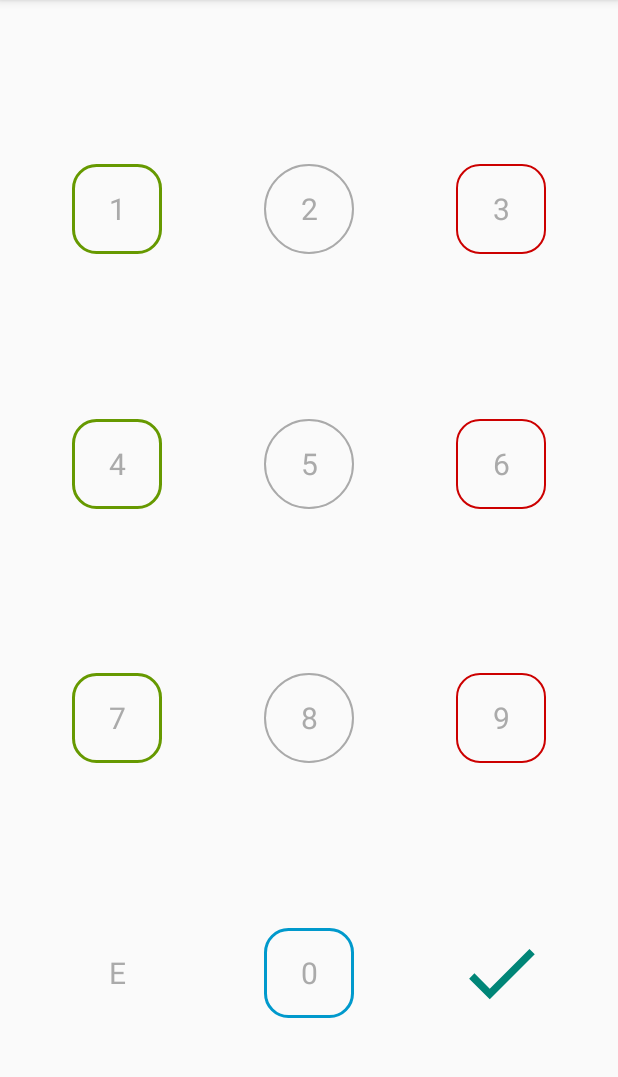
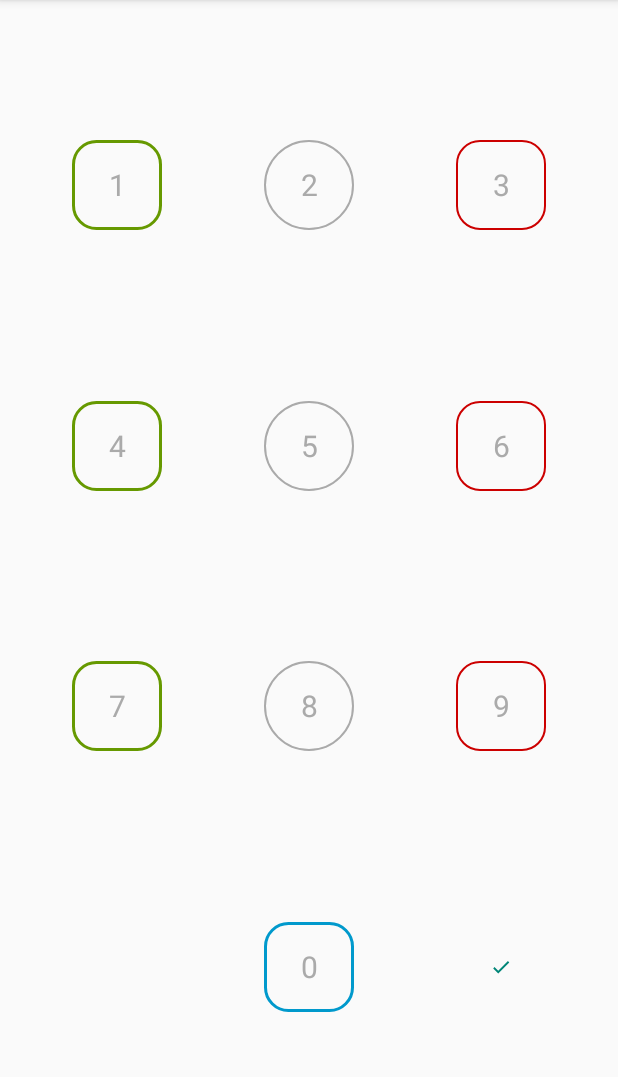
Before and after one commit to maxpilotto/keypad-view, an Android app: the screen it shows after launch (MainActivity), on a phone screen of 412 x 824 dp, the part 84-1161 px from its top. Run offline under Robolectric (Android 15) with nearby library versions, the phone set to English and light mode, and no system bars.

Commit message:
Fix icons not being centered when the size changed

```diff
--- a/app/src/main/java/com/maxpilotto/keypadviewdemo/MainActivity.java
+++ b/app/src/main/java/com/maxpilotto/keypadviewdemo/MainActivity.java
@@ -3,6 +3,7 @@ package com.maxpilotto.keypadviewdemo;
 import android.os.Bundle;
 import android.support.v7.app.AppCompatActivity;
 import android.util.Log;
+import android.util.TypedValue;
 
 import com.maxpilotto.keypadview.Key;
 import com.maxpilotto.keypadview.KeyPad;
@@ -42,6 +43,13 @@ public class MainActivity extends AppCompatActivity {
         keypad.getKey(0).setKeyBackground(R.drawable.bg_blue);
 
         keypad.getRightKey().setKeyBackground(0);
+        keypad.getRightKey().setIconSize(
+                (int) TypedValue.applyDimension(
+                        TypedValue.COMPLEX_UNIT_DIP,
+                        15,
+                        getResources().getDisplayMetrics()
+                )
+        );
 
         keypad.setKeysMargins(30);
     }
--- a/app/src/main/res/layout/activity_main.xml
+++ b/app/src/main/res/layout/activity_main.xml
@@ -10,10 +10,9 @@
         android:layout_width="match_parent"
         android:layout_height="match_parent"
         app:keysBackground="@android:color/transparent"
-        app:leftKeyText="E"
-        app:rightKeyText="E"
         app:rightKeyIcon="@drawable/check"
         app:keysTextSize="20dp"
-        app:keysIconTint="@color/colorPrimary" />
+        app:keysIconTint="@color/colorPrimary"
+        app:keysIconSize="30dp"/>
 
 </LinearLayout>
--- a/keypad-view/src/main/java/com/maxpilotto/keypadview/Key.java
+++ b/keypad-view/src/main/java/com/maxpilotto/keypadview/Key.java
@@ -6,9 +6,7 @@ import android.graphics.PorterDuff;
 import android.graphics.drawable.Drawable;
 import android.support.annotation.ColorInt;
 import android.support.annotation.DrawableRes;
-import android.support.v4.content.ContextCompat;
 import android.util.AttributeSet;
-import android.util.DisplayMetrics;
 import android.util.TypedValue;
 import android.view.View;
 import android.widget.ImageView;
@@ -57,8 +55,8 @@ public class Key extends LinearLayout {
                 text.setTextSize(DEFAULT_TEXT_SIZE_SP);
             }
 
-            if (a.getInteger(R.styleable.Key_keyIconSize, 0) != 0) {
-                setIconSize(a.getInteger(R.styleable.Key_keyIconSize, 0));
+            if (a.getDimensionPixelSize(R.styleable.Key_keyIconSize, 0) != 0) {
+                setIconSize(a.getDimensionPixelSize(R.styleable.Key_keyIconSize, 0));
             }
 
             if (a.getResourceId(R.styleable.Key_keyWrapperBackground, 0) != 0) {
@@ -202,16 +200,15 @@ public class Key extends LinearLayout {
     }
 
     /**
-     * Sets the sizes of the icon, this will set both width and height
+     * Sets the sizes of the key, this will set both width and height
      *
-     * @param size Sizes (width and height) in DP
+     * @param size Sizes (width and height) in PX
      */
     public void setIconSize(int size) {
-        LinearLayout.LayoutParams params = (LayoutParams) icon.getLayoutParams();
-        int pixels = (int) (size * ((float) getContext().getResources().getDisplayMetrics().densityDpi / DisplayMetrics.DENSITY_DEFAULT));
+        LayoutParams params = (LayoutParams) icon.getLayoutParams();
 
-        params.width = pixels;
-        params.height = pixels;
+        params.width = size;
+        params.height = size;
     }
 
     /**
--- a/keypad-view/src/main/java/com/maxpilotto/keypadview/KeyPad.java
+++ b/keypad-view/src/main/java/com/maxpilotto/keypadview/KeyPad.java
@@ -2,19 +2,13 @@ package com.maxpilotto.keypadview;
 
 import android.content.Context;
 import android.content.res.TypedArray;
-import android.os.Build;
 import android.support.annotation.ColorInt;
 import android.support.annotation.DrawableRes;
 import android.support.constraint.ConstraintLayout;
 import android.util.AttributeSet;
-import android.util.DisplayMetrics;
-import android.util.Log;
 import android.util.TypedValue;
-import android.view.Display;
 import android.view.View;
 import android.view.ViewGroup;
-import android.view.ViewTreeObserver;
-import android.view.WindowManager;
 
 import java.util.ArrayList;
 import java.util.List;
@@ -59,14 +53,18 @@ public class KeyPad extends ConstraintLayout {
             left = findViewById(R.id.left);
             right = findViewById(R.id.right);
 
-            if (array.getString(R.styleable.KeyPad_leftKeyText) != null){
+            if (array.getString(R.styleable.KeyPad_leftKeyText) != null) {
                 left.setText(array.getString(R.styleable.KeyPad_leftKeyText));
                 left.setVisibility(VISIBLE);
+            }else{
+                left.setVisibility(INVISIBLE);
             }
 
-            if (array.getString(R.styleable.KeyPad_rightKeyText) != null){
+            if (array.getString(R.styleable.KeyPad_rightKeyText) != null) {
                 right.setText(array.getString(R.styleable.KeyPad_rightKeyText));
                 right.setVisibility(VISIBLE);
+            }else{
+                right.setVisibility(INVISIBLE);
             }
 
             setKeysMargins(
@@ -213,110 +211,6 @@ public class KeyPad extends ConstraintLayout {
     }
 
     /**
-     * Sets the margins of the given key
-     *
-     * @param text   Text of the key to change
-     * @param left   Left margin
-     * @param top    Top margin
-     * @param right  Right margin
-     * @param bottom Bottom margin
-     */
-    public void setKeyMargins(String text, int left, int top, int right, int bottom) {
-        setKeyMargins(getKey(text), left, top, right, bottom);
-    }
-
-    /**
-     * Sets the margins of the given key
-     *
-     * @param value  Value of the key to change
-     * @param left   Left margin
-     * @param top    Top margin
-     * @param right  Right margin
-     * @param bottom Bottom margin
-     */
-    public void setKeyMargins(Integer value, int left, int top, int right, int bottom) {
-        setKeyMargins(getKey(value), left, top, right, bottom);
-    }
-
-    /**
-     * Sets the margins of the given key
-     *
-     * @param key    Key to change
-     * @param left   Left margin
-     * @param top    Top margin
-     * @param right  Right margin
-     * @param bottom Bottom margin
-     */
-    public void setKeyMargins(Key key, int left, int top, int right, int bottom) {
-        if (key != null) {
-            ConstraintLayout.LayoutParams params = (LayoutParams) key.getLayoutParams();
-
-            params.setMargins(left, top, right, bottom);
-        }
-    }
-
-    /**
-     * Fixes the width for when WRAP_CONTENT is used <br> <br>
-     * Explanation: The view width won't work if WRAP_CONTENT is set, this is due to the ConstraintLayout, <br>
-     * the only way of fixing this is by calculating the minimum width and setting it
-     */
-    private void fixWidth() {    //FIXME Doesn't work
-        getViewTreeObserver().addOnGlobalLayoutListener(new ViewTreeObserver.OnGlobalLayoutListener() {
-            @Override public void onGlobalLayout() {
-                Display display = ((WindowManager) getContext().getSystemService(Context.WINDOW_SERVICE)).getDefaultDisplay();
-                ViewGroup.LayoutParams params = getLayoutParams();
-                DisplayMetrics metrics = new DisplayMetrics();
-
-                display.getMetrics(metrics);
-
-                int widthSpec = View.MeasureSpec.makeMeasureSpec(0, MeasureSpec.UNSPECIFIED);
-                int heightSpec = View.MeasureSpec.makeMeasureSpec(metrics.heightPixels, MeasureSpec.AT_MOST);
-
-                measure(widthSpec, heightSpec);
-
-                params.width = getMeasuredWidth();
-                setLayoutParams(params);
-
-                if (Build.VERSION.SDK_INT < 16) {
-                    getViewTreeObserver().removeGlobalOnLayoutListener(this);
-                } else {
-                    getViewTreeObserver().removeOnGlobalLayoutListener(this);
-                }
-            }
-        });
-    }
-
-    /**
-     * Sets the margins of the given key
-     *
-     * @param text   Text of the key to change
-     * @param margin Margin of all sides
-     */
-    public void setKeyMargins(String text, int margin) {
-        setKeyMargins(getKey(text), margin, margin, margin, margin);
-    }
-
-    /**
-     * Sets the margins of the given key
-     *
-     * @param value  Value of the key to change
-     * @param margin Margin of all sides
-     */
-    public void setKeyMargins(Integer value, int margin) {
-        setKeyMargins(getKey(value), margin, margin, margin, margin);
-    }
-
-    /**
-     * Sets the margins of the given key
-     *
-     * @param key    Key to change
-     * @param margin Margin of all sides
-     */
-    public void setKeyMargins(Key key, int margin) {
-        setKeyMargins(key, margin, margin, margin, margin);
-    }
-
-    /**
      * Sets the all the keys' margins
      *
      * @param left   Left margin
@@ -326,7 +220,9 @@ public class KeyPad extends ConstraintLayout {
      */
     public void setKeysMargins(int left, int top, int right, int bottom) {
         for (Key k : keys) {
-            setKeyMargins(k, left, top, right, bottom);
+            ConstraintLayout.LayoutParams params = (LayoutParams) k.getLayoutParams();
+
+            params.setMargins(left, top, right, bottom);
         }
     }
 
@@ -418,6 +314,28 @@ public class KeyPad extends ConstraintLayout {
     }
 
     /**
+     * Sets the tint to all keys that are icons
+     *
+     * @param color Color
+     */
+    public void setKeysTint(@ColorInt int color) {
+        for (Key k : keys){
+            k.setIconTint(color);
+        }
+    }
+
+    /**
+     * Sets the size to all keys that are icons
+     *
+     * @param size Size in pixels
+     */
+    public void setKeysIconSize(int size) {
+        for (Key k : keys) {
+            k.setIconSize(size);
+        }
+    }
+
+    /**
      * Recursively searches for all Key views
      *
      * @param root The root from which the search starts
@@ -443,25 +361,30 @@ public class KeyPad extends ConstraintLayout {
         int textColor = a.getColor(R.styleable.KeyPad_keysTextColor, getResources().getColor(android.R.color.darker_gray));
         int wrapperBackground = a.getResourceId(R.styleable.KeyPad_keysWrapperBackground, 0);
         int txtSize = a.getDimensionPixelSize(R.styleable.KeyPad_keysTextSize, 0);
-        int tint = a.getColor(R.styleable.KeyPad_keysIconTint,0);
+        int tint = a.getColor(R.styleable.KeyPad_keysIconTint, 0);
+        int size = a.getDimensionPixelSize(R.styleable.KeyPad_keysIconSize, 0);
 
         for (Key k : keys) {
-            if (txtSize != 0){
+            k.setKeyBackground(background);
+            k.setTextColor(textColor);
+
+            if (txtSize != 0) {
                 k.getTextView().setTextSize(TypedValue.COMPLEX_UNIT_PX, txtSize);
-            }else{
+            } else {
                 k.setTextSize(Key.DEFAULT_TEXT_SIZE_SP);
             }
 
-            if (tint != 0){
+            if (tint != 0) {
                 k.setIconTint(tint);
             }
-
-            k.setKeyBackground(background);
-            k.setTextColor(textColor);
 
             if (wrapperBackground != 0) {
                 k.setWrapperBackground(wrapperBackground);
             }
+
+            if (size != 0) {
+                k.setIconSize(size);
+            }
         }
     }
 }
--- a/keypad-view/src/main/res/layout/key.xml
+++ b/keypad-view/src/main/res/layout/key.xml
@@ -7,15 +7,16 @@
     android:clickable="true"
     android:focusable="true"
     android:id="@+id/root"
-    android:orientation="vertical">
+    android:orientation="vertical"
+    android:gravity="center">
 
     <TextView
         android:id="@+id/text"
         android:layout_width="match_parent"
         android:layout_height="match_parent"
         android:background="@drawable/key_background"
+        android:textSize="24sp"
         android:gravity="center"
-        android:textSize="24sp"
         android:text="K"
         android:visibility="visible"/>
 
@@ -23,7 +24,6 @@
         android:id="@+id/icon"
         android:layout_width="match_parent"
         android:layout_height="match_parent"
-        android:gravity="center"
         android:background="@drawable/key_background"
         android:visibility="gone" />
 
--- a/keypad-view/src/main/res/layout/keypad.xml
+++ b/keypad-view/src/main/res/layout/keypad.xml
@@ -19,17 +19,19 @@
             android:layout_width="60dp"
             android:layout_height="60dp"
             app:keyValue="1"
+            app:layout_constraintBottom_toBottomOf="parent"
             app:layout_constraintEnd_toStartOf="@+id/k2"
             app:layout_constraintHorizontal_bias="0.5"
             app:layout_constraintHorizontal_chainStyle="spread"
             app:layout_constraintStart_toStartOf="parent"
-            app:layout_constraintTop_toTopOf="parent"/>
+            app:layout_constraintTop_toTopOf="parent" />
 
         <com.maxpilotto.keypadview.Key
             android:id="@+id/k2"
             android:layout_width="60dp"
             android:layout_height="60dp"
             app:keyValue="2"
+            app:layout_constraintBottom_toBottomOf="parent"
             app:layout_constraintEnd_toStartOf="@+id/k3"
             app:layout_constraintHorizontal_bias="0.5"
             app:layout_constraintStart_toEndOf="@+id/k1"
@@ -40,6 +42,7 @@
             android:layout_width="60dp"
             android:layout_height="60dp"
             app:keyValue="3"
+            app:layout_constraintBottom_toBottomOf="parent"
             app:layout_constraintEnd_toEndOf="parent"
             app:layout_constraintHorizontal_bias="0.5"
             app:layout_constraintStart_toEndOf="@+id/k2"
@@ -59,6 +62,7 @@
             android:layout_width="60dp"
             android:layout_height="60dp"
             app:keyValue="4"
+            app:layout_constraintBottom_toBottomOf="parent"
             app:layout_constraintEnd_toStartOf="@+id/k5"
             app:layout_constraintHorizontal_bias="0.5"
             app:layout_constraintHorizontal_chainStyle="spread"
@@ -70,6 +74,7 @@
             android:layout_width="60dp"
             android:layout_height="60dp"
             app:keyValue="5"
+            app:layout_constraintBottom_toBottomOf="parent"
             app:layout_constraintEnd_toStartOf="@+id/k6"
             app:layout_constraintHorizontal_bias="0.5"
             app:layout_constraintStart_toEndOf="@+id/k4"
@@ -80,6 +85,7 @@
             android:layout_width="60dp"
             android:layout_height="60dp"
             app:keyValue="6"
+            app:layout_constraintBottom_toBottomOf="parent"
             app:layout_constraintEnd_toEndOf="parent"
             app:layout_constraintHorizontal_bias="0.5"
             app:layout_constraintStart_toEndOf="@+id/k5"
@@ -99,6 +105,7 @@
             android:layout_width="60dp"
             android:layout_height="60dp"
             app:keyValue="7"
+            app:layout_constraintBottom_toBottomOf="parent"
             app:layout_constraintEnd_toStartOf="@+id/k8"
             app:layout_constraintHorizontal_bias="0.5"
             app:layout_constraintStart_toStartOf="parent"
@@ -109,6 +116,7 @@
             android:layout_width="60dp"
             android:layout_height="60dp"
             app:keyValue="8"
+            app:layout_constraintBottom_toBottomOf="parent"
             app:layout_constraintEnd_toStartOf="@+id/k9"
             app:layout_constraintHorizontal_bias="0.5"
             app:layout_constraintStart_toEndOf="@+id/k7"
@@ -119,6 +127,7 @@
             android:layout_width="60dp"
             android:layout_height="60dp"
             app:keyValue="9"
+            app:layout_constraintBottom_toBottomOf="parent"
             app:layout_constraintEnd_toEndOf="parent"
             app:layout_constraintHorizontal_bias="0.5"
             app:layout_constraintStart_toEndOf="@+id/k8"
@@ -138,6 +147,7 @@
             android:layout_width="60dp"
             android:layout_height="60dp"
             app:keyValue="Left"
+            app:layout_constraintBottom_toBottomOf="parent"
             app:layout_constraintEnd_toStartOf="@+id/k0"
             app:layout_constraintHorizontal_bias="0.5"
             app:layout_constraintStart_toStartOf="parent"
@@ -148,6 +158,7 @@
             android:layout_width="60dp"
             android:layout_height="60dp"
             app:keyValue="0"
+            app:layout_constraintBottom_toBottomOf="parent"
             app:layout_constraintEnd_toStartOf="@+id/right"
             app:layout_constraintHorizontal_bias="0.5"
             app:layout_constraintStart_toEndOf="@+id/left"
@@ -158,10 +169,11 @@
             android:layout_width="60dp"
             android:layout_height="60dp"
             app:keyValue="Right"
+            app:layout_constraintBottom_toBottomOf="parent"
             app:layout_constraintEnd_toEndOf="parent"
             app:layout_constraintHorizontal_bias="0.5"
             app:layout_constraintStart_toEndOf="@+id/k0"
-            app:layout_constraintTop_toTopOf="parent" />
+            app:layout_constraintTop_toTopOf="parent"/>
 
     </android.support.constraint.ConstraintLayout>
 
```
Also changed, not shown: keypad-view/src/main/res/values/styles.xml (+4 -4 lines).
